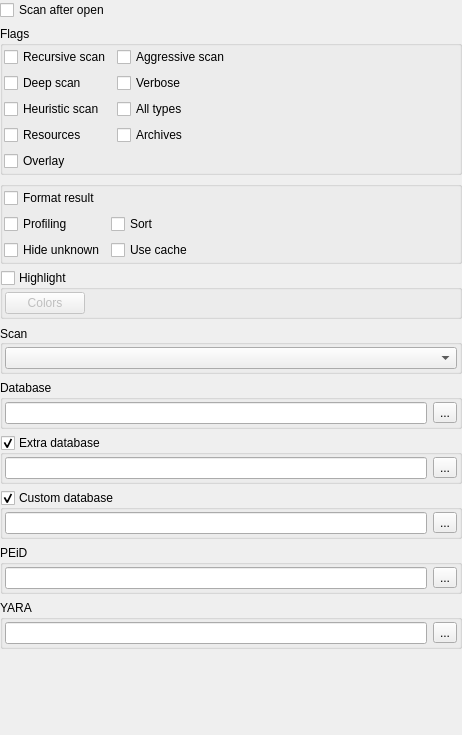
First picture: the form in xscanengineoptionswidget.ui, repository horsicq/XScanEngine, before the edit.
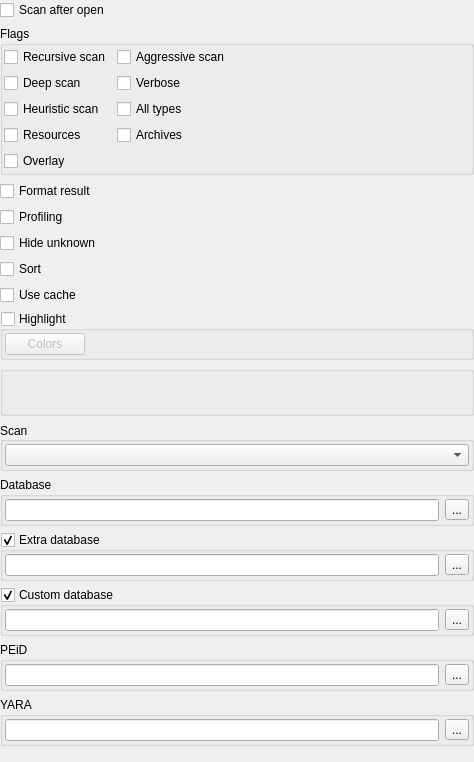
Second picture: the form after the edit.

Diff of the .ui file:
```diff
--- a/xscanengineoptionswidget.ui
+++ b/xscanengineoptionswidget.ui
@@ -6,8 +6,8 @@
    <rect>
     <x>0</x>
     <y>0</y>
-    <width>462</width>
-    <height>735</height>
+    <width>474</width>
+    <height>762</height>
    </rect>
   </property>
   <property name="windowTitle">
@@ -45,8 +45,8 @@
        <rect>
         <x>0</x>
         <y>0</y>
-        <width>462</width>
-        <height>735</height>
+        <width>474</width>
+        <height>762</height>
        </rect>
       </property>
       <layout class="QVBoxLayout" name="verticalLayout_3">
@@ -160,67 +160,40 @@
         </widget>
        </item>
        <item>
-        <widget class="QGroupBox" name="groupBoxFlags2">
-         <property name="minimumSize">
-          <size>
-           <width>0</width>
-           <height>50</height>
-          </size>
-         </property>
-         <property name="title">
-          <string/>
-         </property>
-         <layout class="QFormLayout" name="formLayout_2">
-          <property name="leftMargin">
-           <number>1</number>
-          </property>
-          <property name="topMargin">
-           <number>1</number>
-          </property>
-          <property name="rightMargin">
-           <number>1</number>
-          </property>
-          <property name="bottomMargin">
-           <number>1</number>
-          </property>
-          <item row="1" column="1">
-           <widget class="QCheckBox" name="checkBoxSort">
-            <property name="text">
-             <string>Sort</string>
-            </property>
-           </widget>
-          </item>
-          <item row="0" column="0">
            <widget class="QCheckBox" name="checkBoxFormatResult">
             <property name="text">
              <string>Format result</string>
             </property>
            </widget>
           </item>
-          <item row="1" column="0">
+       <item>
            <widget class="QCheckBox" name="checkBoxProfiling">
             <property name="text">
              <string>Profiling</string>
             </property>
            </widget>
           </item>
-          <item row="2" column="0">
+       <item>
            <widget class="QCheckBox" name="checkBoxHideUnknown">
             <property name="text">
              <string>Hide unknown</string>
             </property>
            </widget>
           </item>
-          <item row="2" column="1">
+       <item>
+        <widget class="QCheckBox" name="checkBoxSort">
+         <property name="text">
+          <string>Sort</string>
+         </property>
+        </widget>
+       </item>
+       <item>
            <widget class="QCheckBox" name="checkBoxUseCache">
             <property name="text">
              <string>Use cache</string>
             </property>
            </widget>
           </item>
-         </layout>
-        </widget>
-       </item>
        <item>
         <widget class="QGroupBox" name="groupBoxHighlight">
          <property name="title">
@@ -268,6 +241,33 @@
          </layout>
         </widget>
        </item>
+       <item>
+        <widget class="QGroupBox" name="groupBoxFlags2">
+         <property name="minimumSize">
+          <size>
+           <width>0</width>
+           <height>50</height>
+          </size>
+         </property>
+         <property name="title">
+          <string/>
+         </property>
+         <layout class="QFormLayout" name="formLayout_2">
+          <property name="leftMargin">
+           <number>1</number>
+          </property>
+          <property name="topMargin">
+           <number>1</number>
+          </property>
+          <property name="rightMargin">
+           <number>1</number>
+          </property>
+          <property name="bottomMargin">
+           <number>1</number>
+          </property>
+         </layout>
+        </widget>
+       </item>
        <item>
         <widget class="QGroupBox" name="groupBoxScanEngine">
          <property name="title">
```
Lines whose indentation alone changed are shown as unchanged.
